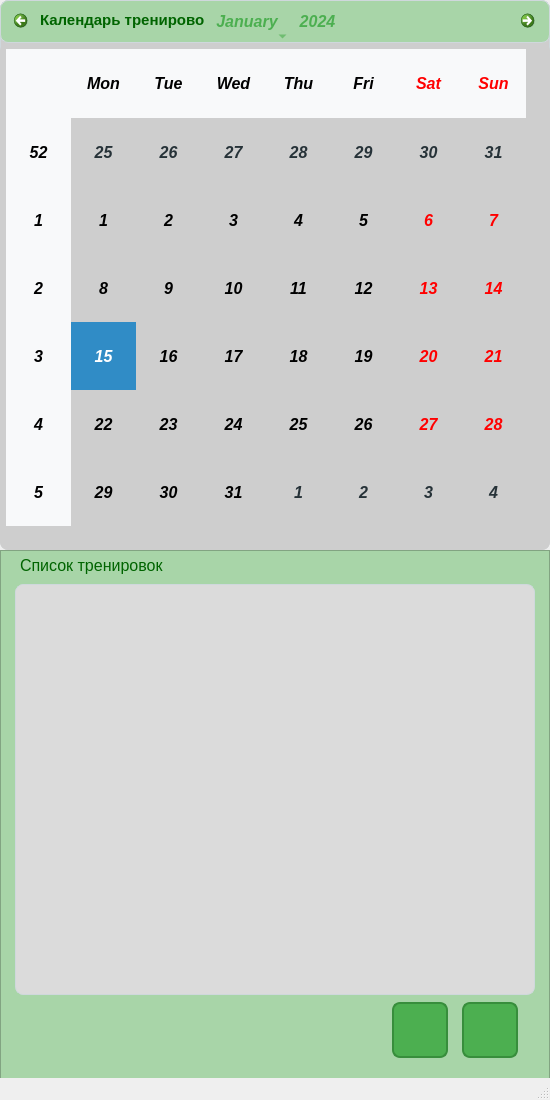
The window that mainwindow.ui (Hiro-mantich/sigma-boy) describes before a commit, drawn with Qt 5.
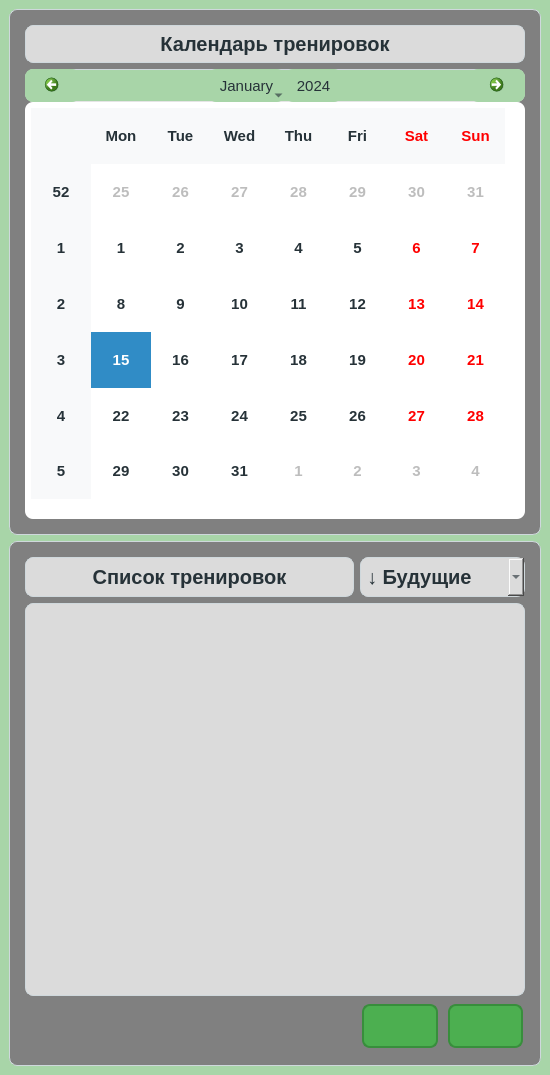
The same window after the commit. Icons and pictures are not drawn.

What changed in the file:
```diff
--- a/mainwindow.ui
+++ b/mainwindow.ui
@@ -2,21 +2,24 @@
 <ui version="4.0">
  <class>MainWindow</class>
  <widget class="QMainWindow" name="MainWindow">
+  <property name="enabled">
+   <bool>true</bool>
+  </property>
   <property name="geometry">
    <rect>
     <x>0</x>
     <y>0</y>
     <width>550</width>
-    <height>1100</height>
+    <height>1075</height>
    </rect>
   </property>
   <property name="sizePolicy">
-   <sizepolicy hsizetype="Preferred" vsizetype="Preferred">
+   <sizepolicy hsizetype="Expanding" vsizetype="Expanding">
     <horstretch>0</horstretch>
     <verstretch>0</verstretch>
    </sizepolicy>
   </property>
-  <property name="baseSize">
+  <property name="minimumSize">
    <size>
     <width>0</width>
     <height>0</height>
@@ -25,19 +28,38 @@
   <property name="windowTitle">
    <string>MainWindow</string>
   </property>
+  <property name="windowIcon">
+   <iconset>
+    <normaloff>icons/muscles.ico</normaloff>icons/muscles.ico</iconset>
+  </property>
+  <property name="styleSheet">
+   <string notr="true">background-color: #a8d5a8;</string>
+  </property>
   <property name="tabShape">
    <enum>QTabWidget::TabShape::Rounded</enum>
   </property>
   <widget class="QWidget" name="centralwidget">
+   <property name="sizePolicy">
+    <sizepolicy hsizetype="Expanding" vsizetype="Expanding">
+     <horstretch>0</horstretch>
+     <verstretch>0</verstretch>
+    </sizepolicy>
+   </property>
+   <property name="minimumSize">
+    <size>
+     <width>0</width>
+     <height>0</height>
+    </size>
+   </property>
+   <property name="baseSize">
+    <size>
+     <width>5</width>
+     <height>0</height>
+    </size>
+   </property>
+   <layout class="QGridLayout" name="gridLayout_4">
+    <item row="0" column="0">
    <widget class="QFrame" name="frameCalendat">
-    <property name="geometry">
-     <rect>
-      <x>0</x>
-      <y>0</y>
-      <width>550</width>
-      <height>550</height>
-     </rect>
-    </property>
     <property name="styleSheet">
      <string notr="true">    /* Основные параметры */
     background-color: #cecece;               /* Белый фон для лучшего контраста */
@@ -49,7 +71,9 @@
     font-weight: 500;                       /* Полужирный для лучшей читаемости */
     color: #263238;                         /* Глубокий сине-серый цвет текста */
     outline: none;
-    alternate-background-color: #F8F9FA;     /* Очень светлый серый для чередования */</string>
+    alternate-background-color: #F8F9FA;     /* Очень светлый серый для чередования */
+
+ background-color: #808080;        </string>
     </property>
     <property name="frameShape">
      <enum>QFrame::Shape::StyledPanel</enum>
@@ -57,19 +81,13 @@
     <property name="frameShadow">
      <enum>QFrame::Shadow::Raised</enum>
     </property>
+      <layout class="QGridLayout" name="gridLayout_2">
+       <item row="1" column="0">
     <widget class="QCalendarWidget" name="calendarWidget">
-     <property name="geometry">
-      <rect>
-       <x>0</x>
-       <y>0</y>
-       <width>550</width>
-       <height>550</height>
-      </rect>
-     </property>
      <property name="font">
       <font>
        <family>Segoe UI</family>
-       <pointsize>-1</pointsize>
+           <pointsize>10</pointsize>
        <italic>false</italic>
        <underline>false</underline>
        <fontweight>Medium</fontweight>
@@ -79,34 +97,44 @@
       <bool>false</bool>
      </property>
      <property name="styleSheet">
-      <string notr="true">
+          <string notr="true">/* Основной стиль календаря */
 QCalendarWidget {
-    background-color: #e0f8e0;
-    border: 1px solid #ccc;
-    border-radius: 8px;
+    border: 1px solid #e5e5e5;
+    font-family: &quot;Segoe UI&quot;;
+    font-size: 10pt;
+    color: #333333;
 }
 
+/* Панель навигации (месяц/год) */
+QCalendarWidget QWidget#qt_calendar_navigationbar {
+background-color: #a8d5a8;
+    border-bottom: 1px solid #e5e5e5;
+    padding: 6px 0;
+}
+
+
+/* Кнопки навигации */
 QCalendarWidget QToolButton {
-    background-color: #a8d5a8;
-    color: black;
+    background-color: transparent;
+ 	background-color: #a8d5a8;
     border: none;
-    border-radius: 4px;
-    padding: 5px;
-    font-family: &quot;Arial&quot;;
-    font-size: 12pt;
-    font-style: italic;
+    min-width: 40px;
+    font-weight: normal;
 }
 
 QCalendarWidget QToolButton:hover {
     background-color: #8fc98f;
 }
 
-QCalendarWidget QWidget#qt_calendar_navigationbar {
-    background-color: #a8d5a8;
-    border-top-left-radius: 8px;
-    border-top-right-radius: 8px;
+/* Кнопки &quot;вперёд/назад&quot; */
+QCalendarWidget QToolButton#qt_calendar_prevmonth,
+QCalendarWidget QToolButton#qt_calendar_nextmonth {
+    q#property-icon: none;
+    c#olor: #2e7d32; /* Тёмно-зелёный */
+    font-weight: 600;
 }
 
+/* Выпадающее меню */
 QCalendarWidget QMenu {
     background-color: #e0f8e0;
     border: 1px solid #ccc;
@@ -115,76 +143,40 @@
     font-style: italic;
 }
 
+/* Поле года */
 QCalendarWidget QSpinBox {
-    margin: 2px;
+    border: 1px solid #e5e5e5;
+    border-radius: 3px;
+    padding: 2px 5px;
+    background: #ff#ffff;
 }
 
-QCalendarWidget QSpinBox::up-button, QCalendarWidget QSpinBox::down-button {
-    subcontrol-origin: border;
-    subcontrol-position: top right;
-}
-
-QCalendarWidget QSpinBox::up-arrow, QCalendarWidget QSpinBox::down-arrow {
-    width: 10px;
-    height: 10px;
-}
-
+/* Таблица дней */
 QCalendarWidget QTableView {
-    border-width: 0px;
+    background-color: #ffffff;
+    border: none;
+    selection-color: #ffffff;
 }
 
-QCalendarWidget QTableView:enabled {
-    color: black;
-    font-family: &quot;Arial&quot;;
-    font-size: 12pt;
-    font-style: italic;
-}
-
-QCalendarWidget QTableView:selected {
-    background-color: #c4dfb4;
-    color: black;
-    border-radius: 4px;
-}
-
-QCalendarWidget QTableView QWidget {
-    background-color: none;
-    margin: 2px;
-}
-
-
-QCalendarWidget QToolButton {
-    background-color: transparent;
-    color: #4CAF50;
+/* Заголовки дней недели */
+QCalendarWidget QHeaderView::section {
+    background-color: #f8f8f8;
+    color: #333333;
     border: none;
-    padding: 5px;
-    font-family: &quot;Arial&quot;;
-    font-size: 12pt;
+    padding: 5px 0;
 }
 
-QCalendarWidget QToolButton#qt_calendar_prevmonth, 
-QCalendarWidget QToolButton#qt_calendar_nextmonth {
-    border-radius: 15px;
-    width: 30px;
-    height: 30px;
+/* Текущий день */
+QCalendarWidget QTableView:enabled:selected {
+    background-color: #2e7d32; /* Акцентный зелёный */
+    color: #ffffff;
+    font-weight: 600;
 }
 
-QCalendarWidget QToolButton#qt_calendar_prevmonth:hover, 
-QCalendarWidget QToolButton#qt_calendar_nextmonth:hover {
-    background-color: #e8f5e9; /* светлый зеленый при наведении */
-}
-
-QCalendarWidget QWidget#qt_calendar_navigationbar {
-    background-color: #a8d5a8;
-    border-top-left-radius: 8px;
-    border-top-right-radius: 8px;
-    padding: 5px;
-}
-
-QCalendarWidget QToolButton::menu-indicator {
-    image: none;
-}
-
-</string>
+/* Отключённые дни (другие месяцы) */
+QCalendarWidget QTableView:disabled {
+    color: #bdbdbd;
+}</string>
      </property>
      <property name="gridVisible">
       <bool>false</bool>
@@ -202,15 +194,9 @@
       <bool>true</bool>
      </property>
     </widget>
+       </item>
+       <item row="0" column="0">
     <widget class="QLabel" name="label">
-     <property name="geometry">
-      <rect>
-       <x>30</x>
-       <y>0</y>
-       <width>181</width>
-       <height>40</height>
-      </rect>
-     </property>
      <property name="font">
       <font>
        <family>Segoe UI</family>
@@ -222,30 +208,42 @@
       <bool>false</bool>
      </property>
      <property name="styleSheet">
-      <string notr="true">QLabel {
-    background-color: rgba(0, 0, 0, 0);
-    border: none;
-color: #006400; /* это насыщенный темно-зелёный */
-}</string>
+          <string notr="true">    background-color: #dbdbdb;              
+    border: 1px solid #CFD8DC;              /* Граница цвета &quot;серебристый туман&quot; */
+    border-radius: 8px;                     /* Более плавные закругления */
+    padding: 6px;
+    font-family: 'Segoe UI', system-ui;      /* Более современный стек шрифтов */
+    font-size: 20px;                        /* Увеличенный размер */
+    font-weight: 500;                       /* Полужирный для лучшей читаемости */
+    color: #263238;                         /* Глубокий сине-серый цвет текста */
+    outline: none;
+    alternate-background-color: #F8F9FA;     /* Очень светлый серый для чередования */</string>
      </property>
      <property name="text">
       <string>Календарь тренировок</string>
      </property>
-    </widget>
-   </widget>
+         <property name="alignment">
+          <set>Qt::AlignmentFlag::AlignCenter</set>
+         </property>
+        </widget>
+       </item>
+      </layout>
+     </widget>
+    </item>
+    <item row="1" column="0">
    <widget class="QFrame" name="frame_bot">
-    <property name="geometry">
-     <rect>
-      <x>0</x>
-      <y>550</y>
-      <width>550</width>
-      <height>531</height>
-     </rect>
-    </property>
     <property name="styleSheet">
-     <string notr="true">background-color: #808080;
-background-color: #e0f8e0;
-background-color: #a8d5a8;</string>
+       <string notr="true">      
+ background-color: #808080;                 
+    border: 1px solid #CFD8DC;              /* Граница цвета &quot;серебристый туман&quot; */
+    border-radius: 8px;                     /* Более плавные закругления */
+    padding: 6px;
+    font-family: 'Segoe UI', system-ui;      /* Более современный стек шрифтов */
+    font-size: 20px;                        /* Увеличенный размер */
+    font-weight: 500;                       /* Полужирный для лучшей читаемости */
+    color: #263238;                         /* Глубокий сине-серый цвет текста */
+    outline: none;
+    alternate-background-color: #F8F9FA;     /* Очень светлый серый для чередования */</string>
     </property>
     <property name="frameShape">
      <enum>QFrame::Shape::StyledPanel</enum>
@@ -253,14 +251,108 @@
     <property name="frameShadow">
      <enum>QFrame::Shadow::Raised</enum>
     </property>
+      <layout class="QGridLayout" name="gridLayout_3">
+       <item row="2" column="1">
+        <widget class="QPushButton" name="pushButton_addnote">
+         <property name="font">
+          <font>
+           <family>Segoe UI</family>
+           <pointsize>-1</pointsize>
+           <italic>false</italic>
+           <bold>true</bold>
+          </font>
+         </property>
+         <property name="styleSheet">
+          <string notr="true">QPushButton {
+    background-color: #4CAF50;          /* Основной зеленый */
+    border: 2px solid #388E3C;         /* Темно-зеленая граница */
+    border-radius: 8px;                /* Закругление углов */
+    color: white;
+    font-size: 24px;                   /* Увеличиваем размер &quot;+&quot; */
+    font-weight: bold;
+    min-width: 40px;
+    min-height: 40px;
+    padding: 0px;
+    margin: 2px;
+}
+
+QPushButton:hover {
+    background-color: #66BB6A;          /* Светло-зеленый при наведении */
+    border-color: #4CAF50;
+}
+
+QPushButton:pressed {
+    background-color: #2E7D32;         /* Темно-зеленый при нажатии */
+    border-color: #1B5E20;
+}</string>
+         </property>
+         <property name="text">
+          <string/>
+         </property>
+         <property name="icon">
+          <iconset>
+           <normaloff>icons/icons8-plus-144 (1).png</normaloff>icons/icons8-plus-144 (1).png</iconset>
+         </property>
+         <property name="iconSize">
+          <size>
+           <width>60</width>
+           <height>60</height>
+          </size>
+         </property>
+        </widget>
+       </item>
+       <item row="0" column="1" colspan="2">
+        <widget class="QComboBox" name="comboBox_Filtr">
+         <property name="sizePolicy">
+          <sizepolicy hsizetype="Expanding" vsizetype="Fixed">
+           <horstretch>0</horstretch>
+           <verstretch>0</verstretch>
+          </sizepolicy>
+         </property>
+         <property name="font">
+          <font>
+           <family>Segoe UI</family>
+           <pointsize>-1</pointsize>
+           <fontweight>Medium</fontweight>
+          </font>
+         </property>
+         <property name="styleSheet">
+          <string notr="true">    background-color: #dbdbdb;              
+    border: 1px solid #CFD8DC;              /* Граница цвета &quot;серебристый туман&quot; */
+    border-radius: 8px;                     /* Более плавные закругления */
+    padding: 6px;
+    font-family: 'Segoe UI', system-ui;      /* Более современный стек шрифтов */
+    font-size: 20px;                        /* Увеличенный размер */
+    font-weight: 500;                       /* Полужирный для лучшей читаемости */
+    color: #263238;                         /* Глубокий сине-серый цвет текста */
+    outline: none;
+    alternate-background-color: #F8F9FA;     /* Очень светлый серый для чередования */</string>
+         </property>
+         <item>
+          <property name="text">
+           <string>↓ Будущие</string>
+          </property>
+         </item>
+         <item>
+          <property name="text">
+           <string>↑ Прошедшие</string>
+          </property>
+         </item>
+         <item>
+          <property name="text">
+           <string>↕ Все </string>
+          </property>
+         </item>
+        </widget>
+       </item>
+       <item row="1" column="0" colspan="3">
     <widget class="QListWidget" name="listWidget_notes">
-     <property name="geometry">
-      <rect>
-       <x>15</x>
-       <y>34</y>
-       <width>520</width>
-       <height>411</height>
-      </rect>
+         <property name="font">
+          <font>
+           <family>Segoe UI</family>
+           <pointsize>-1</pointsize>
+           <fontweight>Medium</fontweight>
+          </font>
      </property>
      <property name="styleSheet">
       <string notr="true">QListView {
@@ -336,98 +428,12 @@
 </string>
      </property>
     </widget>
-    <widget class="QLabel" name="label_2">
-     <property name="geometry">
-      <rect>
-       <x>20</x>
-       <y>0</y>
-       <width>191</width>
-       <height>31</height>
-      </rect>
-     </property>
-     <property name="font">
-      <font>
-       <pointsize>12</pointsize>
-       <bold>false</bold>
-      </font>
-     </property>
-     <property name="styleSheet">
-      <string notr="true">QLabel {
-    background-color: rgba(0, 0, 0, 0);
-    border: none;
-color: #006400; /* это насыщенный темно-зелёный */
-}</string>
-     </property>
-     <property name="text">
-      <string>Список тренировок</string>
-     </property>
-    </widget>
-   </widget>
-   <widget class="QPushButton" name="pushButton_addnote">
-    <property name="geometry">
-     <rect>
-      <x>390</x>
-      <y>1000</y>
-      <width>60</width>
-      <height>60</height>
-     </rect>
-    </property>
-    <property name="font">
-     <font>
-      <pointsize>-1</pointsize>
-      <italic>false</italic>
-      <bold>true</bold>
-     </font>
-    </property>
-    <property name="styleSheet">
-     <string notr="true">QPushButton {
-    background-color: #4CAF50;          /* Основной зеленый */
-    border: 2px solid #388E3C;         /* Темно-зеленая граница */
-    border-radius: 8px;                /* Закругление углов */
-    color: white;
-    font-size: 24px;                   /* Увеличиваем размер &quot;+&quot; */
-    font-weight: bold;
-    min-width: 40px;
-    min-height: 40px;
-    padding: 0px;
-    margin: 2px;
-}
-
-QPushButton:hover {
-    background-color: #66BB6A;          /* Светло-зеленый при наведении */
-    border-color: #4CAF50;
-}
-
-QPushButton:pressed {
-    background-color: #2E7D32;         /* Темно-зеленый при нажатии */
-    border-color: #1B5E20;
-}</string>
-    </property>
-    <property name="text">
-     <string/>
-    </property>
-    <property name="icon">
-     <iconset>
-      <normaloff>icons/icons8-plus-144 (1).png</normaloff>icons/icons8-plus-144 (1).png</iconset>
-    </property>
-    <property name="iconSize">
-     <size>
-      <width>60</width>
-      <height>60</height>
-     </size>
-    </property>
-   </widget>
+       </item>
+       <item row="2" column="2">
    <widget class="QPushButton" name="pushButton_checkStatistic">
-    <property name="geometry">
-     <rect>
-      <x>460</x>
-      <y>1000</y>
-      <width>60</width>
-      <height>60</height>
-     </rect>
-    </property>
     <property name="font">
      <font>
+           <family>Segoe UI</family>
       <pointsize>-1</pointsize>
       <italic>false</italic>
       <bold>true</bold>
@@ -471,8 +477,47 @@
      </size>
     </property>
    </widget>
-  </widget>
-  <widget class="QStatusBar" name="statusbar"/>
+       </item>
+       <item row="0" column="0">
+        <widget class="QLabel" name="label_2">
+         <property name="sizePolicy">
+          <sizepolicy hsizetype="Expanding" vsizetype="Preferred">
+           <horstretch>0</horstretch>
+           <verstretch>0</verstretch>
+          </sizepolicy>
+         </property>
+         <property name="font">
+          <font>
+           <family>Segoe UI</family>
+           <pointsize>-1</pointsize>
+           <fontweight>Medium</fontweight>
+          </font>
+         </property>
+         <property name="styleSheet">
+          <string notr="true">    background-color: #dbdbdb;              
+    border: 1px solid #CFD8DC;              /* Граница цвета &quot;серебристый туман&quot; */
+    border-radius: 8px;                     /* Более плавные закругления */
+    padding: 6px;
+    font-family: 'Segoe UI', system-ui;      /* Более современный стек шрифтов */
+    font-size: 20px;                        /* Увеличенный размер */
+    font-weight: 500;                       /* Полужирный для лучшей читаемости */
+    color: #263238;                         /* Глубокий сине-серый цвет текста */
+    outline: none;
+    alternate-background-color: #F8F9FA;     /* Очень светлый серый для чередования */</string>
+         </property>
+         <property name="text">
+          <string>Список тренировок</string>
+         </property>
+         <property name="alignment">
+          <set>Qt::AlignmentFlag::AlignCenter</set>
+         </property>
+        </widget>
+       </item>
+      </layout>
+     </widget>
+    </item>
+   </layout>
+  </widget>
  </widget>
  <resources/>
  <connections/>
```
Left out of the diff: 16 changed lines with no effect on the pictures. Lines whose indentation alone changed are shown as unchanged.
